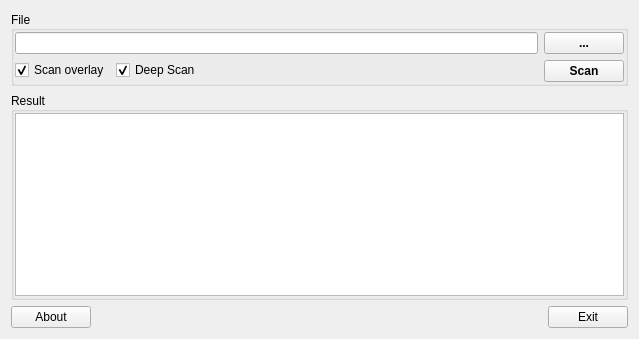
Qt form gui_source/guimainwindow.ui (horsicq/Nauz-File-Detector) before a commit.
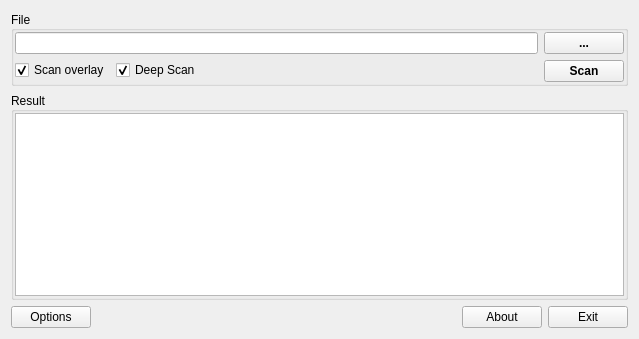
The same form after that commit.

```diff
--- a/gui_source/guimainwindow.ui
+++ b/gui_source/guimainwindow.ui
@@ -162,9 +162,9 @@
     <item>
      <layout class="QHBoxLayout" name="horizontalLayout_3">
       <item>
-       <widget class="QPushButton" name="pushButtonAbout">
+       <widget class="QPushButton" name="pushButtonOptions">
         <property name="text">
-         <string>About</string>
+         <string>Options</string>
         </property>
        </widget>
       </item>
@@ -194,6 +194,13 @@
         </property>
        </widget>
       </item>
+      <item>
+       <widget class="QPushButton" name="pushButtonAbout">
+        <property name="text">
+         <string>About</string>
+        </property>
+       </widget>
+      </item>
       <item>
        <widget class="QPushButton" name="pushButtonExit">
         <property name="text">
```
